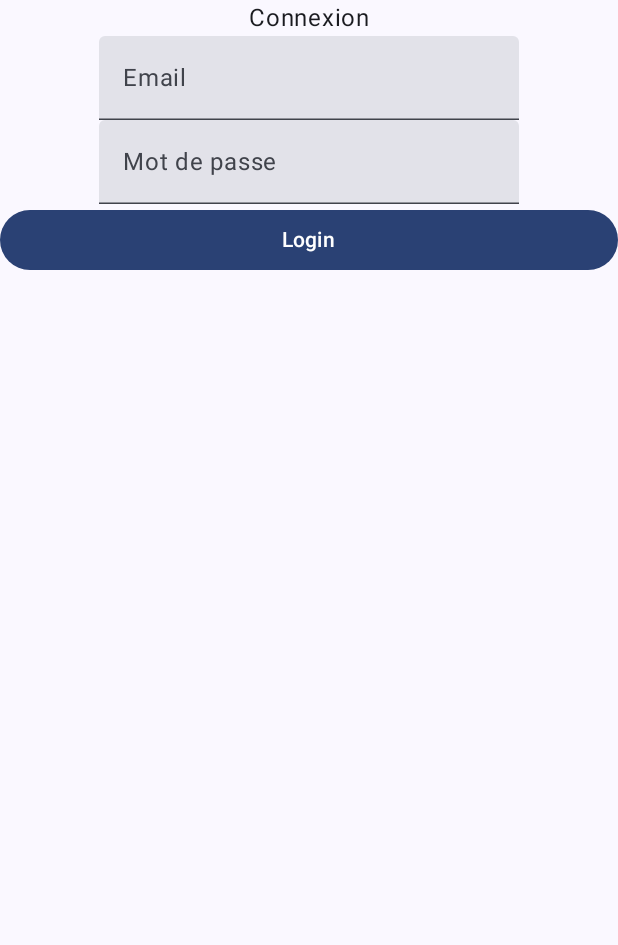
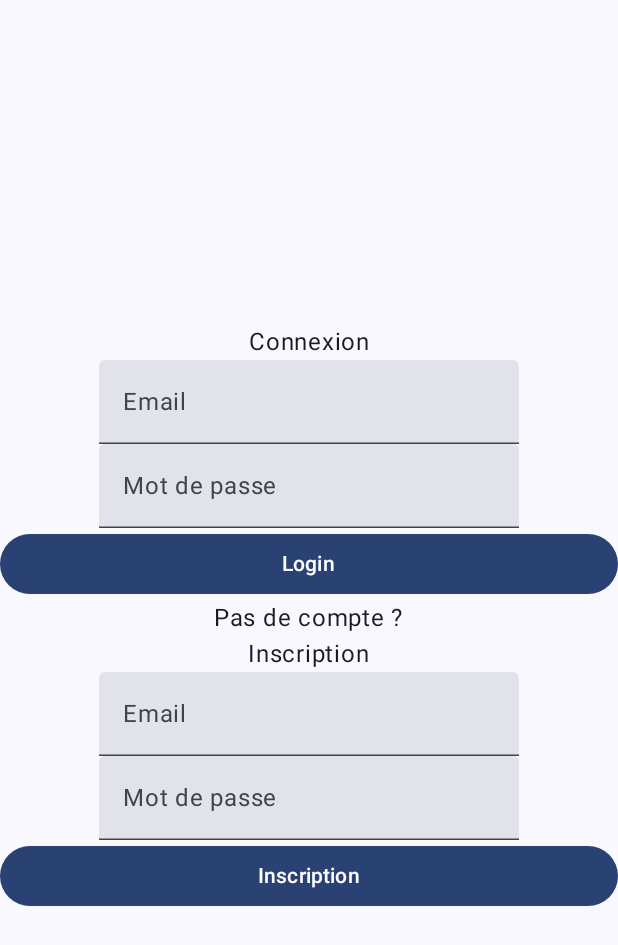
Before and after one commit to mmicastres/sae501-calia-fabian-jules-aiolah, an Android app built with Jetpack Compose: the screen it shows after launch (MainActivity), after a tap on "Login", on a phone screen of 412 x 824 dp. Shown: the top 945 px of the screen. Run offline under Robolectric (Android 15) with nearby library versions, the phone set to English and light mode, and no system bars; our stand-ins replace Firebase (no records; nobody signed in at launch, a user with empty details on screens opened directly).

Commit message:
Separating classes and functions
Separating all classes and functions to have a clean Main.kt.
Also now it's possible to disconnect and connecting changes the interface

```diff
--- /dev/null
+++ b/app/src/main/java/com/example/formsutil/AuthInscr.kt
@@ -0,0 +1,38 @@
+package com.example.formsutil
+
+import android.util.Log
+import androidx.compose.runtime.MutableState
+import com.google.firebase.auth.FirebaseAuth
+
+fun authentification(
+    email: String,
+    password: String,
+    auth: FirebaseAuth,
+    deconnecte: MutableState<Boolean>
+) {
+    auth.signInWithEmailAndPassword(email, password).addOnCompleteListener { task ->
+        if (task.isSuccessful) {
+            // Sign in success, update UI with the signed-in user's information
+            deconnecte.value = false
+            Log.d("JUAN", "signInWithEmail:success")
+        } else {
+            // If sign in fails, display a message to the user.
+            Log.w("JUAN", "signInWithEmail:failure", task.exception)
+
+        }
+    }
+}
+
+fun inscription(email: String, password: String, auth: FirebaseAuth, deconnecte: MutableState<Boolean>){
+    auth.createUserWithEmailAndPassword(email, password).addOnCompleteListener { task ->
+        if (task.isSuccessful) {
+            // Sign in success, update UI with the signed-in user's information
+            deconnecte.value = false
+            Log.d("JUAN", "createUserWithEmail:success")
+            //val user = auth.currentUser
+        } else {
+            // If sign in fails, display a message to the user.
+            Log.w("JUAN", "createUserWithEmail:failure", task.exception)
+        }
+    }
+}
--- /dev/null
+++ b/app/src/main/java/com/example/formsutil/Forms.kt
@@ -0,0 +1,73 @@
+package com.example.formsutil
+
+import android.util.Log
+import androidx.compose.foundation.layout.Arrangement
+import androidx.compose.foundation.layout.Column
+import androidx.compose.foundation.layout.Row
+import androidx.compose.foundation.layout.fillMaxWidth
+import androidx.compose.foundation.text.KeyboardOptions
+import androidx.compose.material3.Button
+import androidx.compose.material3.ExperimentalMaterial3Api
+import androidx.compose.material3.Text
+import androidx.compose.material3.TextField
+import androidx.compose.runtime.Composable
+import androidx.compose.runtime.MutableState
+import androidx.compose.runtime.getValue
+import androidx.compose.runtime.mutableStateOf
+import androidx.compose.runtime.remember
+import androidx.compose.runtime.setValue
+import androidx.compose.ui.Alignment
+import androidx.compose.ui.Modifier
+import androidx.compose.ui.text.input.KeyboardType
+import androidx.compose.ui.text.input.PasswordVisualTransformation
+import com.google.firebase.auth.FirebaseAuth
+
+    @OptIn(ExperimentalMaterial3Api::class)
+    @Composable
+    fun Form(auth: FirebaseAuth, deconnecte: MutableState<Boolean>) {
+
+        var email by remember { mutableStateOf("") }
+        var password by remember { mutableStateOf("") }
+
+        Row( horizontalArrangement = Arrangement.Center) {
+            Column(verticalArrangement = Arrangement.SpaceAround, horizontalAlignment = Alignment.CenterHorizontally) {
+                Text("Connexion")
+                TextField(value = email, onValueChange = { email = it }, label = { Text(text = "Email") }, maxLines = 1)
+                TextField(value = password, onValueChange = {password = it}, label = { Text(text = "Mot de passe") },visualTransformation = PasswordVisualTransformation(), keyboardOptions = KeyboardOptions(keyboardType = KeyboardType.Password))
+                Button(
+                    onClick = {
+                        authentification(email, password, auth, deconnecte)
+                    },
+                    modifier = Modifier.fillMaxWidth()
+                ) {
+                    Text("Login")
+                }
+                Text(text = "Pas de compte ?")
+                FormInscr(auth, deconnecte)
+            }
+        }
+    }
+
+    @OptIn(ExperimentalMaterial3Api::class)
+    @Composable
+    fun FormInscr(auth: FirebaseAuth, deconnecte: MutableState<Boolean>) {
+
+        var email by remember { mutableStateOf("") }
+        var password by remember { mutableStateOf("") }
+
+        Row( horizontalArrangement = Arrangement.Center) {
+            Column(verticalArrangement = Arrangement.SpaceAround, horizontalAlignment = Alignment.CenterHorizontally) {
+                Text("Inscription")
+                TextField(value = email, onValueChange = { email = it }, label = { Text(text = "Email") }, maxLines = 1)
+                TextField(value = password, onValueChange = {password = it}, label = { Text(text = "Mot de passe") },visualTransformation = PasswordVisualTransformation(), keyboardOptions = KeyboardOptions(keyboardType = KeyboardType.Password))
+                Button(
+                    onClick = {
+                        inscription(email, password, auth, deconnecte)
+                    },
+                    modifier = Modifier.fillMaxWidth()
+                ) {
+                    Text("Inscription")
+                }
+            }
+        }
+    }
--- a/app/src/main/java/com/example/formsutil/MainActivity.kt
+++ b/app/src/main/java/com/example/formsutil/MainActivity.kt
@@ -1,31 +1,21 @@
 package com.example.formsutil
 
 
+import android.annotation.SuppressLint
 import android.os.Bundle
 import android.util.Log
 import androidx.activity.ComponentActivity
 import androidx.activity.compose.setContent
 import androidx.compose.foundation.layout.Arrangement
 import androidx.compose.foundation.layout.Column
-import androidx.compose.foundation.layout.Row
 import androidx.compose.foundation.layout.fillMaxSize
-import androidx.compose.foundation.layout.fillMaxWidth
-import androidx.compose.foundation.text.KeyboardOptions
 import androidx.compose.material3.Button
-import androidx.compose.material3.ExperimentalMaterial3Api
 import androidx.compose.material3.MaterialTheme
 import androidx.compose.material3.Surface
 import androidx.compose.material3.Text
-import androidx.compose.material3.TextField
-import androidx.compose.runtime.Composable
-import androidx.compose.runtime.getValue
+import androidx.compose.runtime.MutableState
 import androidx.compose.runtime.mutableStateOf
-import androidx.compose.runtime.remember
-import androidx.compose.runtime.setValue
-import androidx.compose.ui.Alignment
 import androidx.compose.ui.Modifier
-import androidx.compose.ui.text.input.KeyboardType
-import androidx.compose.ui.text.input.PasswordVisualTransformation
 import com.example.formsutil.ui.theme.FormsUtilTheme
 import com.google.firebase.auth.FirebaseAuth
 import com.google.firebase.auth.ktx.auth
@@ -33,9 +23,11 @@ import com.google.firebase.ktx.Firebase
 
 
 class MainActivity : ComponentActivity() {
+    @SuppressLint("UnrememberedMutableState")
     override fun onCreate(savedInstanceState: Bundle?) {
         lateinit var auth: FirebaseAuth
         auth = Firebase.auth
+        var deconnecte = mutableStateOf(true);
         super.onCreate(savedInstanceState)
         setContent {
             FormsUtilTheme {
@@ -44,17 +36,18 @@ class MainActivity : ComponentActivity() {
                     modifier = Modifier.fillMaxSize(),
                     color = MaterialTheme.colorScheme.background
                 ) {
-                    // Check if user is signed in (non-null) and update UI accordingly.
                     var currentUser = auth.currentUser
-                    if (currentUser != null) {
+                    if (deconnecte.value == false) {
                         Column() {
                             Text(text = currentUser!!.email.toString())
-                            Button(onClick = {currentUser = null}) {
+                            Button(onClick = {deconnecte.value = true; currentUser = null;}) {
                                 Text(text = "Déconnexion")
                             }
                         }
                     }else{
-                        Form(auth)
+                        Column(verticalArrangement = Arrangement.SpaceAround) {
+                            Form(auth, deconnecte)
+                        }
                     }
 
                 }
@@ -62,84 +55,3 @@ class MainActivity : ComponentActivity() {
         }
     }
 }
-
-@OptIn(ExperimentalMaterial3Api::class)
-@Composable
-fun Form(auth: FirebaseAuth) {
-
-    var email by remember { mutableStateOf("") }
-    var password by remember { mutableStateOf("") }
-
-    Row( horizontalArrangement = Arrangement.Center) {
-        Column(verticalArrangement = Arrangement.SpaceAround, horizontalAlignment = Alignment.CenterHorizontally) {
-            Text("Connexion")
-            TextField(value = email, onValueChange = { email = it }, label = { Text(text = "Email") }, maxLines = 1)
-            TextField(value = password, onValueChange = {password = it}, label = { Text(text = "Mot de passe")},visualTransformation = PasswordVisualTransformation(), keyboardOptions = KeyboardOptions(keyboardType = KeyboardType.Password))
-            Button(
-                onClick = {
-                    authentification(email, password, auth)
-                },
-                modifier = Modifier.fillMaxWidth()
-            ) {
-                Text("Login")
-            }
-        }
-    }
-}
-
-@OptIn(ExperimentalMaterial3Api::class)
-@Composable
-fun FormInscr(auth: FirebaseAuth) {
-
-    var email by remember { mutableStateOf("") }
-    var password by remember { mutableStateOf("") }
-
-    Row( horizontalArrangement = Arrangement.Center) {
-        Column(verticalArrangement = Arrangement.SpaceAround, horizontalAlignment = Alignment.CenterHorizontally) {
-            Text("Connexion")
-            TextField(value = email, onValueChange = { email = it }, label = { Text(text = "Email") }, maxLines = 1)
-            TextField(value = password, onValueChange = {password = it}, label = { Text(text = "Mot de passe")},visualTransformation = PasswordVisualTransformation(), keyboardOptions = KeyboardOptions(keyboardType = KeyboardType.Password))
-            Button(
-                onClick = {
-                    inscription(email, password, auth)
-                },
-                modifier = Modifier.fillMaxWidth()
-            ) {
-                Text("Login")
-            }
-        }
-    }
-}
-
-fun authentification(email: String, password: String, auth: FirebaseAuth) {
-    Log.e("WORK", "salut")
-    auth.signInWithEmailAndPassword(email, password).addOnCompleteListener { task ->
-        if (task.isSuccessful) {
-            // Sign in success, update UI with the signed-in user's information
-            Log.d("JUAN", "signInWithEmail:success")
-            val user = auth.currentUser
-        } else {
-            // If sign in fails, display a message to the user.
-            Log.w("JUAN", "signInWithEmail:failure", task.exception)
-
-        }
-    }
-}
-
-fun inscription(email: String, password: String, auth: FirebaseAuth){
-auth.createUserWithEmailAndPassword(email, password).addOnCompleteListener { task ->
-    if (task.isSuccessful) {
-        // Sign in success, update UI with the signed-in user's information
-        Log.d("JUAN", "createUserWithEmail:success")
-        val user = auth.currentUser
-    } else {
-        // If sign in fails, display a message to the user.
-        Log.w("JUAN", "createUserWithEmail:failure", task.exception)
-    }
-}
-}
-
-@Composable
-fun Test(){
-    Text(text = "Salut")
-}
```
